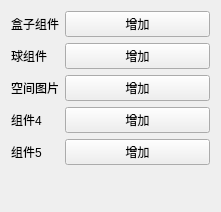
Old version of the form Engine/LkEngineEditor/CustomToolBox/ComponentForm.ui in the repository lvke-neu/DXWithQT.
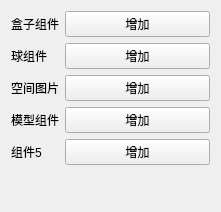
New version of the form.

Commit message: 可以增加模型组件调整其transform

```diff
--- a/Engine/LkEngineEditor/CustomToolBox/ComponentForm.ui
+++ b/Engine/LkEngineEditor/CustomToolBox/ComponentForm.ui
@@ -61,7 +61,7 @@
      <item row="3" column="0">
       <widget class="QLabel" name="label_4">
        <property name="text">
-        <string>组件4</string>
+        <string>模型组件</string>
        </property>
       </widget>
      </item>
```
The commit also changes 8 other files.
